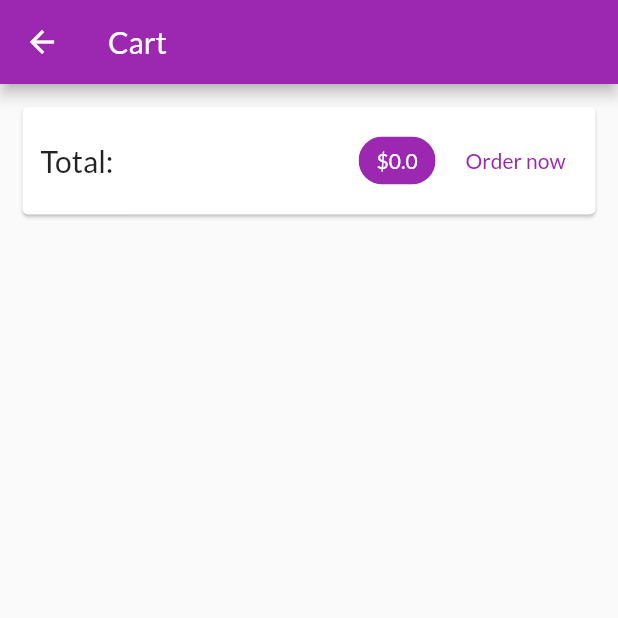
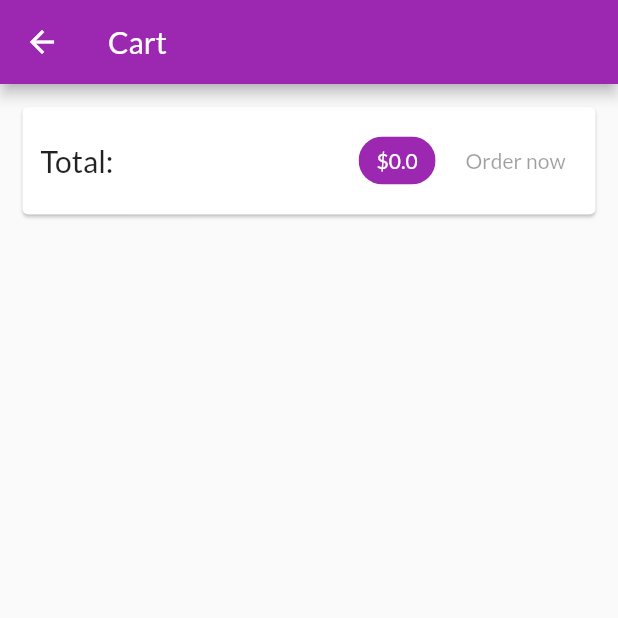
Before and after one commit to Nimbo1999/flutter_shopping_app, a Flutter app: the CartScreen screen opened by its route, on a phone screen of 412 x 824 dp, the top half of it. Run offline on Flutter 3.47's test engine with Material 2 defaults, Android fonts, the phone set to English and light mode, and no system bars; network calls fail.

Commit message:
Add the orders service

```diff
--- a/lib/screens/cart_screen.dart
+++ b/lib/screens/cart_screen.dart
@@ -1,22 +1,47 @@
 import 'package:flutter/material.dart';
 import 'package:my_shop/providers/cart.dart';
 import 'package:my_shop/providers/orders.dart';
+import 'package:my_shop/services/orders_service.dart';
 import 'package:my_shop/widgets/cart_item.dart';
 import 'package:provider/provider.dart';
 
-class CartScreen extends StatelessWidget {
+class CartScreen extends StatefulWidget {
   static const routName = '/cart-screen';
-  const CartScreen({Key? key}) : super(key: key);
+  final IOrdersService ordersService;
+  const CartScreen({Key? key, required this.ordersService}) : super(key: key);
+
+  @override
+  State<CartScreen> createState() => _CartScreenState();
+}
+
+class _CartScreenState extends State<CartScreen> {
+  bool _isLoading = false;
+
+  void changeLoadingState() {
+    setState(() {
+      _isLoading = !_isLoading;
+    });
+  }
+
+  Future<void> onPressOrderNow(ScaffoldMessengerState scaffoldMessengerState,
+      BuildContext context, Cart cart) async {
+    changeLoadingState();
+    try {
+      await Provider.of<Orders>(context, listen: false)
+          .addOrder(widget.ordersService, cart.itemsList, cart.totalAmout);
+      changeLoadingState();
+      cart.clearCart();
+    } catch (error) {
+      scaffoldMessengerState
+          .showSnackBar(SnackBar(content: Text(error.toString())));
+    }
+  }
 
   @override
   Widget build(BuildContext context) {
+    final ScaffoldMessengerState scaffoldMessengerState =
+        ScaffoldMessenger.of(context);
     final Cart cart = Provider.of<Cart>(context);
-
-    onPressOrderNow() {
-      Provider.of<Orders>(context, listen: false)
-          .addOrder(cart.itemsList, cart.totalAmout);
-      cart.clearCart();
-    }
 
     return Scaffold(
       appBar: AppBar(title: const Text('Cart')),
@@ -24,7 +49,10 @@ class CartScreen extends StatelessWidget {
         children: [
           Card(
             margin: const EdgeInsets.all(15),
-            child: Padding(
+            child: Column(
+              children: [
+                if (_isLoading) const LinearProgressIndicator(),
+                Padding(
                   padding: const EdgeInsets.all(12),
                   child: Row(
                     mainAxisAlignment: MainAxisAlignment.spaceBetween,
@@ -45,11 +73,16 @@ class CartScreen extends StatelessWidget {
                       const SizedBox(
                         width: 12,
                       ),
-                  TextButton(
-                      onPressed: onPressOrderNow,
-                      child: const Text('Order now'))
+                      OrderNowButton(
+                        label: 'Order now',
+                        onPressed: () => onPressOrderNow(
+                            scaffoldMessengerState, context, cart),
+                        isDisabled: cart.items.isEmpty,
+                      )
                     ],
                   ),
+                ),
+              ],
             ),
           ),
           const SizedBox(
@@ -70,3 +103,41 @@ class CartScreen extends StatelessWidget {
     );
   }
 }
+
+class OrderNowButton extends StatefulWidget {
+  final Future<void> Function() onPressed;
+  final String label;
+  final bool isDisabled;
+  const OrderNowButton(
+      {Key? key,
+      required this.onPressed,
+      required this.label,
+      this.isDisabled = false})
+      : super(key: key);
+
+  @override
+  State<OrderNowButton> createState() => _OrderNowButtonState();
+}
+
+class _OrderNowButtonState extends State<OrderNowButton> {
+  bool _isLoading = false;
+
+  void changeIsLoadingState() {
+    setState(() {
+      _isLoading = !_isLoading;
+    });
+  }
+
+  Future<void> onPressed() async {
+    changeIsLoadingState();
+    await widget.onPressed();
+    changeIsLoadingState();
+  }
+
+  @override
+  Widget build(BuildContext context) {
+    return TextButton(
+        onPressed: widget.isDisabled || _isLoading ? null : onPressed,
+        child: Text(widget.label));
+  }
+}
--- /dev/null
+++ b/lib/services/orders_service.dart
@@ -0,0 +1,6 @@
+import 'package:my_shop/providers/order_item.dart';
+
+abstract class IOrdersService {
+  Future<String> saveOrder(OrderItem orderItem);
+  Future<List<OrderItem>> fetchOrders();
+}
```
Also changed, not shown: lib/main.dart (+7 -2 lines), lib/providers/orders.dart (+30 -10 lines), lib/screens/orders_screen.dart (+53 -8 lines), lib/services/impl/orders_service_impl.dart (added, +69 -0 lines). Lines whose indentation alone changed are shown as unchanged.
